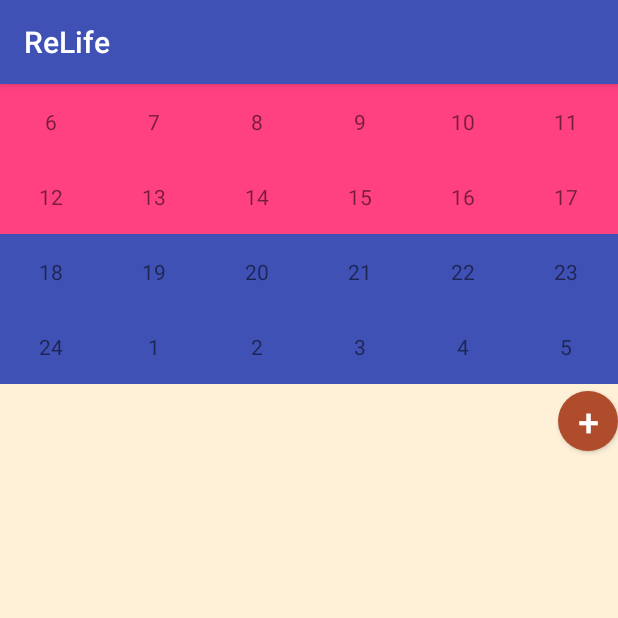
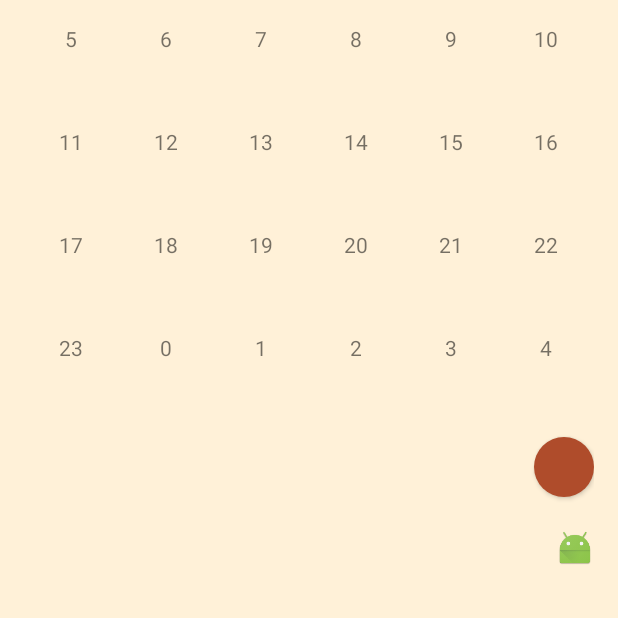
Before and after one commit to guinnessonur/ReLife2, an Android app: the DragNDrop screen opened directly, with no data from a screen before it, on a phone screen of 412 x 824 dp, the top half of it. Run offline under Robolectric (Android 15) with nearby library versions, the phone set to English and light mode, and no system bars.

Commit message:
drag n drop

```diff
--- /dev/null
+++ b/app/src/main/java/com/relife/relife/Activities.java
@@ -0,0 +1,8 @@
+package com.relife.relife;
+
+/**
+ * Created by GUNES on 17.11.2016.
+ */
+
+public class Activities {
+}
--- a/app/src/main/java/com/relife/relife/DragNDrop.java
+++ b/app/src/main/java/com/relife/relife/DragNDrop.java
@@ -2,8 +2,10 @@ package com.relife.relife;
 
 import android.app.Activity;
 import android.content.ClipData;
+import android.content.Context;
 import android.content.res.Resources;
 import android.graphics.drawable.Drawable;
+import android.media.Image;
 import android.support.v7.app.ActionBar;
 import android.support.v7.app.AppCompatActivity;
 import android.os.Bundle;
@@ -13,30 +15,39 @@ import android.view.View;
 import android.view.ViewGroup;
 import android.view.Window;
 import android.widget.Button;
+import android.widget.ImageView;
 import android.widget.LinearLayout;
 import android.widget.ScrollView;
 import android.widget.TextView;
+import android.widget.Toast;
 
 //saaa
 //asss
-public class DragNDrop extends AppCompatActivity {
+public class DragNDrop extends Activity {
 
+    LinearLayout[] layouts = new LinearLayout[24];
+
+    static Context context;
     @Override
     protected void onCreate(Bundle savedInstanceState) {
         super.onCreate(savedInstanceState);
-        requestWindowFeature(Window.FEATURE_NO_TITLE);
         setContentView(R.layout.activity_drag_ndrop);
-
-    }
-
-
-    public void addActivity(View view) {
-        TextView myTextView = new TextView(this);
-        myTextView.setText("Push Me");
-
-        ScrollView ll = (ScrollView) findViewById(R.id.scrollView2);
-        ActionBar.LayoutParams lp = new ActionBar.LayoutParams(ActionBar.LayoutParams.MATCH_PARENT, ActionBar.LayoutParams.WRAP_CONTENT);
-        ll.addView(myTextView, lp);
+        ImageView image = (ImageView) findViewById(R.id.imageView3);
+        image.setImageResource(R.mipmap.ic_launcher);
+        for(int i = 0; i < layouts.length; i++){
+            int resID = getResources().getIdentifier("i"+i, "id", getPackageName());
+            layouts[i] = (LinearLayout) findViewById(resID);
+        }
+        for(int i = 0; i < layouts.length; i++){
+            TextView tv = new TextView(this);
+            tv.setText("" + i);
+            tv.setTextAlignment(View.TEXT_ALIGNMENT_CENTER);
+            layouts[i].addView(tv);
+        }
+        for(int i = 0; i < layouts.length; i++){
+            layouts[i].setOnDragListener(new dragListener());
+        }
+        findViewById(R.id.imageView3).setOnTouchListener(new touchListener());
     }
 }
 
@@ -75,6 +86,7 @@ class dragListener implements View.OnDragListener {
                 ViewGroup owner = (ViewGroup) view.getParent();
                 owner.removeView(view);
                 LinearLayout container = (LinearLayout) v;
+                container.removeAllViews();
                 container.addView(view);
                 view.setVisibility(View.VISIBLE);
                 break;
@@ -86,4 +98,5 @@ class dragListener implements View.OnDragListener {
     }
 
 
+
 }
--- a/app/src/main/res/layout/activity_drag_ndrop.xml
+++ b/app/src/main/res/layout/activity_drag_ndrop.xml
@@ -1,249 +1,263 @@
 <?xml version="1.0" encoding="utf-8"?>
-<LinearLayout xmlns:android="http://schemas.android.com/apk/res/android"
+<RelativeLayout xmlns:android="http://schemas.android.com/apk/res/android"
+    xmlns:app="http://schemas.android.com/apk/res-auto"
+    xmlns:tools="http://schemas.android.com/tools"
+    android:id="@+id/activity_drag_ndrop"
     android:layout_width="match_parent"
     android:layout_height="match_parent"
-    android:orientation="vertical"
+    android:paddingBottom="@dimen/activity_vertical_margin"
+    android:paddingLeft="@dimen/activity_horizontal_margin"
+    android:paddingRight="@dimen/activity_horizontal_margin"
+    android:paddingTop="@dimen/activity_vertical_margin"
     android:background="#FFF1D8"
-    android:stretchMode="columnWidth" >
+    tools:context="com.relife.relife.DragNDrop"
+    >
 
 
-    <LinearLayout
-        android:layout_width="match_parent"
-        android:layout_height="50dp"
-        android:background="@color/colorAccent"
-        android:orientation="horizontal">
+    <GridLayout
+        android:id="@+id/grid"
+        android:layout_width="400dp"
+        android:layout_height="275dp"
+        android:layout_alignParentTop="true"
+        android:layout_alignParentStart="true"
+        android:columnCount="6"
+        android:rowCount="4">
 
-        <TextView
-            android:layout_width="match_parent"
-            android:layout_height="match_parent"
-            android:text="@string/six"
-            android:gravity="center"
-            android:layout_weight="1"
-            android:id="@+id/six" />
-        <TextView
-            android:layout_width="match_parent"
-            android:layout_height="match_parent"
-            android:text="@string/seven"
-            android:gravity="center"
-            android:layout_weight="1"
-            android:id="@+id/seven" />
-        <TextView
-            android:layout_width="match_parent"
-            android:layout_height="match_parent"
-            android:text="@string/eight"
-            android:gravity="center"
-            android:layout_weight="1"
-            android:id="@+id/eight" />
-        <TextView
-            android:layout_width="match_parent"
-            android:layout_height="match_parent"
-            android:layout_weight="1"
-            android:gravity="center"
-            android:text="@string/nine"
-            android:id="@+id/nine" />
-        <TextView
-            android:layout_width="match_parent"
-            android:layout_height="match_parent"
-            android:layout_weight="1"
-            android:gravity="center"
-            android:text="@string/ten"
-            android:id="@+id/ten" />
-        <TextView
-            android:layout_width="match_parent"
-            android:layout_height="match_parent"
-            android:text="@string/eleven"
-            android:layout_weight="1"
-            android:gravity="center"
-            android:id="@+id/eleven" />
-    </LinearLayout>
+        <!-- ######### -->
+        <!-- FIRST ROW -->
+        <!-- ######### -->
 
-    <LinearLayout
-        android:layout_width="match_parent"
-        android:layout_height="50dp"
-        android:background="@color/colorAccent"
-        android:orientation="horizontal">
-        <TextView
-            android:layout_width="match_parent"
-            android:layout_height="match_parent"
-            android:layout_weight="1"
-            android:text="@string/twelve"
-            android:gravity="center"
+        <LinearLayout
+            android:id="@+id/i5"
+            android:orientation="vertical"
+            android:layout_columnWeight="1"
+            android:layout_rowWeight="1"
+            android:layout_column="0"
+            android:layout_row="0">
+        </LinearLayout>
+        <LinearLayout
+            android:id="@+id/i6"
+            android:orientation="vertical"
+            android:layout_columnWeight="1"
+            android:layout_rowWeight="1"
+            android:layout_column="1"
+            android:layout_row="0">
+        </LinearLayout>
+        <LinearLayout
+            android:id="@+id/i7"
+            android:orientation="vertical"
+            android:layout_columnWeight="1"
+            android:layout_rowWeight="1"
+            android:layout_column="2"
+            android:layout_row="0">
+        </LinearLayout>
+        <LinearLayout
+            android:id="@+id/i8"
+            android:orientation="vertical"
+            android:layout_columnWeight="1"
+            android:layout_rowWeight="1"
+            android:layout_column="3"
+            android:layout_row="0">
+        </LinearLayout>
+        <LinearLayout
+            android:id="@+id/i9"
+            android:orientation="vertical"
+            android:layout_columnWeight="1"
+            android:layout_rowWeight="1"
+            android:layout_column="4"
+            android:layout_row="0">
+        </LinearLayout>
+        <LinearLayout
+            android:id="@+id/i10"
+            android:orientation="vertical"
+            android:layout_columnWeight="1"
+            android:layout_rowWeight="1"
+            android:layout_column="5"
+            android:layout_row="0">
+        </LinearLayout>
 
-            android:id="@+id/twelve" />
-        <TextView
-            android:layout_width="match_parent"
-            android:layout_height="match_parent"
-            android:layout_weight="1"
-            android:gravity="center"
-            android:text="@string/thirteen"
-            android:id="@+id/thirteen" />
-        <TextView
-            android:layout_width="match_parent"
-            android:layout_height="match_parent"
-            android:layout_weight="1"
-            android:text="@string/fourteen"
-            android:gravity="center"
-            android:id="@+id/fourteen" />
-        <TextView
-            android:layout_width="match_parent"
-            android:layout_height="match_parent"
-            android:layout_weight="1"
-            android:gravity="center"
-            android:text="@string/fifteen"
-            android:id="@+id/fifteen" />
-        <TextView
-            android:layout_width="match_parent"
-            android:layout_height="match_parent"
-            android:layout_weight="1"
-            android:gravity="center"
-            android:text="@string/sixteen"
-            android:id="@+id/sixteen" />
-        <TextView
-            android:layout_width="match_parent"
-            android:layout_height="match_parent"
-            android:layout_weight="1"
-            android:gravity="center"
-            android:text="@string/seventeen"
-            android:id="@+id/seventeen" />
-    </LinearLayout>
+        <!-- ########## -->
+        <!-- SECOND ROW -->
+        <!-- ########## -->
 
-    <LinearLayout
-        android:layout_width="match_parent"
-        android:layout_height="50dp"
-        android:background="@color/colorPrimary"
-        android:orientation="horizontal"
-        android:baselineAligned="false">
+        <LinearLayout
+            android:id="@+id/i11"
+            android:orientation="vertical"
+            android:layout_columnWeight="1"
+            android:layout_rowWeight="1"
+            android:layout_column="0"
+            android:layout_row="1">
 
-        <TextView
-            android:layout_width="match_parent"
-            android:layout_height="match_parent"
-            android:text="@string/eighteen"
-            android:layout_weight="1"
-            android:gravity="center"
-            android:id="@+id/eighteen" />
+        </LinearLayout>
+        <LinearLayout
+            android:orientation="vertical"
+            android:id="@+id/i12"
+            android:layout_columnWeight="1"
+            android:layout_rowWeight="1"
+            android:layout_column="1"
+            android:layout_row="1">
+        </LinearLayout>
+        <LinearLayout
+            android:orientation="vertical"
+            android:id="@+id/i13"
+            android:layout_columnWeight="1"
+            android:layout_rowWeight="1"
+            android:layout_column="2"
+            android:layout_row="1">
+        </LinearLayout>
+        <LinearLayout
+            android:orientation="vertical"
+            android:id="@+id/i14"
+            android:layout_columnWeight="1"
+            android:layout_rowWeight="1"
+            android:layout_column="3"
+            android:layout_row="1">
+        </LinearLayout>
+        <LinearLayout
+            android:orientation="vertical"
+            android:id="@+id/i15"
+            android:layout_columnWeight="1"
+            android:layout_rowWeight="1"
+            android:layout_column="4"
+            android:layout_row="1">
+        </LinearLayout>
+        <LinearLayout
+            android:orientation="vertical"
+            android:id="@+id/i16"
+            android:layout_columnWeight="1"
+            android:layout_rowWeight="1"
+            android:layout_column="5"
+            android:layout_row="1">
+        </LinearLayout>
 
-        <TextView
-            android:layout_width="match_parent"
-            android:layout_height="match_parent"
-            android:layout_weight="1"
-            android:gravity="center"
-            android:text="@string/nineteen"
-            android:id="@+id/nineteen" />
-        <TextView
-            android:layout_width="match_parent"
-            android:layout_height="match_parent"
-            android:layout_weight="1"
-            android:gravity="center"
-            android:text="@string/twenty"
-            android:id="@+id/twenty" />
-        <TextView
-            android:layout_width="match_parent"
-            android:layout_height="match_parent"
-            android:layout_weight="1"
-            android:gravity="center"
-            android:text="@string/twentyone"
-            android:id="@+id/twentyone" />
-        <TextView
-            android:layout_width="match_parent"
-            android:layout_height="match_parent"
-            android:layout_weight="1"
-            android:gravity="center"
-            android:text="@string/twentytwo"
-            android:id="@+id/twentytwo" />
-        <TextView
-            android:layout_width="match_parent"
-            android:layout_height="match_parent"
-            android:layout_weight="1"
-            android:gravity="center"
-            android:text="@string/twentythree"
-            android:id="@+id/twentythree" />
-    </LinearLayout>
+        <!-- ######### -->
+        <!-- THIRD ROW -->
+        <!-- ######### -->
 
-    <LinearLayout
-        android:layout_width="match_parent"
-        android:layout_height="50dp"
-        android:background="@color/colorPrimary"
+        <LinearLayout
+            android:orientation="vertical"
+            android:id="@+id/i17"
+            android:layout_columnWeight="1"
+            android:layout_rowWeight="1"
+            android:layout_column="0"
+            android:layout_row="2">
+        </LinearLayout>
+        <LinearLayout
+            android:orientation="vertical"
+            android:id="@+id/i18"
+            android:layout_columnWeight="1"
+            android:layout_rowWeight="1"
+            android:layout_column="1"
+            android:layout_row="2">
+        </LinearLayout>
+        <LinearLayout
+            android:orientation="vertical"
+            android:id="@+id/i19"
+            android:layout_columnWeight="1"
+            android:layout_rowWeight="1"
+            android:layout_column="2"
+            android:layout_row="2">
+        </LinearLayout>
+        <LinearLayout
+            android:orientation="vertical"
+            android:id="@+id/i20"
+            android:layout_columnWeight="1"
+            android:layout_rowWeight="1"
+            android:layout_column="3"
+            android:layout_row="2">
+        </LinearLayout>
+        <LinearLayout
+            android:orientation="vertical"
+            android:id="@+id/i21"
+            android:layout_columnWeight="1"
+            android:layout_rowWeight="1"
+            android:layout_column="4"
+            android:layout_row="2">
+        </LinearLayout>
+        <LinearLayout
+            android:orientation="vertical"
+            android:id="@+id/i22"
+            android:layout_columnWeight="1"
+            android:layout_rowWeight="1"
+            android:layout_column="5"
+            android:layout_row="2">
+        </LinearLayout>
 
-        android:orientation="horizontal">
+        <!-- ########## -->
+        <!-- FOURTH ROW -->
+        <!-- ########## -->
 
-        <TextView
-            android:layout_width="match_parent"
-            android:layout_height="match_parent"
-            android:layout_weight="1"
-            android:gravity="center"
-            android:text="@string/twentyfour"
-            android:id="@+id/twentyfour" />
-        <TextView
-            android:layout_width="match_parent"
-            android:layout_height="match_parent"
-            android:layout_weight="1"
-            android:gravity="center"
-            android:text="@string/one"
-            android:id="@+id/one" />
-        <TextView
-            android:layout_width="match_parent"
-            android:layout_height="match_parent"
-            android:layout_weight="1"
-            android:gravity="center"
-            android:text="@string/two"
-            android:id="@+id/two" />
-        <TextView
-            android:layout_width="match_parent"
-            android:layout_height="match_parent"
-            android:layout_weight="1"
-            android:gravity="center"
-            android:text="@string/three"
-            android:id="@+id/three" />
-        <TextView
-            android:layout_width="match_parent"
-            android:layout_height="match_parent"
-            android:layout_weight="1"
-            android:gravity="center"
-            android:text="@string/four"
-            android:id="@+id/four" />
-        <TextView
-            android:layout_width="match_parent"
-            android:layout_height="match_parent"
-            android:layout_weight="1"
-            android:gravity="center"
-            android:text="@string/five"
-            android:id="@+id/five" />
-    </LinearLayout>
+        <LinearLayout
+            android:orientation="vertical"
+            android:id="@+id/i23"
+            android:layout_columnWeight="1"
+            android:layout_rowWeight="1"
+            android:layout_column="0"
+            android:layout_row="3">
+        </LinearLayout>
+        <LinearLayout
+            android:orientation="vertical"
+            android:id="@+id/i0"
+            android:layout_columnWeight="1"
+            android:layout_rowWeight="1"
+            android:layout_column="1"
+            android:layout_row="3">
+        </LinearLayout>
+        <LinearLayout
+            android:orientation="vertical"
+            android:id="@+id/i1"
+            android:layout_columnWeight="1"
+            android:layout_rowWeight="1"
+            android:layout_column="2"
+            android:layout_row="3">
+        </LinearLayout>
+        <LinearLayout
+            android:orientation="vertical"
+            android:id="@+id/i2"
+            android:layout_columnWeight="1"
+            android:layout_rowWeight="1"
+            android:layout_column="3"
+            android:layout_row="3">
+        </LinearLayout>
+        <LinearLayout
+            android:orientation="vertical"
+            android:id="@+id/i3"
+            android:layout_columnWeight="1"
+            android:layout_rowWeight="1"
+            android:layout_column="4"
+            android:layout_row="3">
+        </LinearLayout>
+        <LinearLayout
+            android:orientation="vertical"
+            android:id="@+id/i4"
+            android:layout_columnWeight="1"
+            android:layout_rowWeight="1"
+            android:layout_column="5"
+            android:layout_row="3">
+        </LinearLayout>
+    </GridLayout>
+    <Button
+        android:id="@+id/new_activity"
+        android:layout_below="@id/grid"
+        android:layout_width="40dp"
+        android:layout_height="40dp"
+        android:layout_alignParentEnd="true"
+        android:background="@drawable/roundedbutton"/>
 
-    <RelativeLayout
-        android:layout_width="match_parent"
-        android:layout_height="50dp"
-        android:orientation="horizontal">
+    <ImageView
+        android:layout_width="25dp"
+        android:layout_height="25dp"
+        app:srcCompat="@mipmap/ic_launcher"
+        android:layout_below="@+id/new_activity"
+        android:layout_alignParentEnd="true"
+        android:layout_marginTop="21dp"
+        android:layout_centerInParent="true"
+        android:id="@+id/imageView3" />
 
-        <Button
-            android:layout_width="40dp"
-            android:layout_height="40dp"
-            android:background="@drawable/roundedbutton"
-            android:id="@+id/button"
-            android:text="+"
-            android:textAlignment="center"
-            android:textColor="#ffffff"
-            android:textSize="25sp"
-            android:onClick="addActivity"
-            android:layout_centerVertical="true"
-            android:layout_alignParentEnd="true" />
-
-    </RelativeLayout>
-
-
-    <ScrollView
+    <!--ScrollView
         android:layout_width="match_parent"
         android:layout_height="match_parent"
-        android:id="@+id/scrollView2"
-        >
+        android:layout_below="@id/new_activity"
+        android:id="@+id/scrollView2"></ScrollView-->
 
-
-
-
-
-
-
-    </ScrollView>
-
-
-</LinearLayout>
+</RelativeLayout>
```
